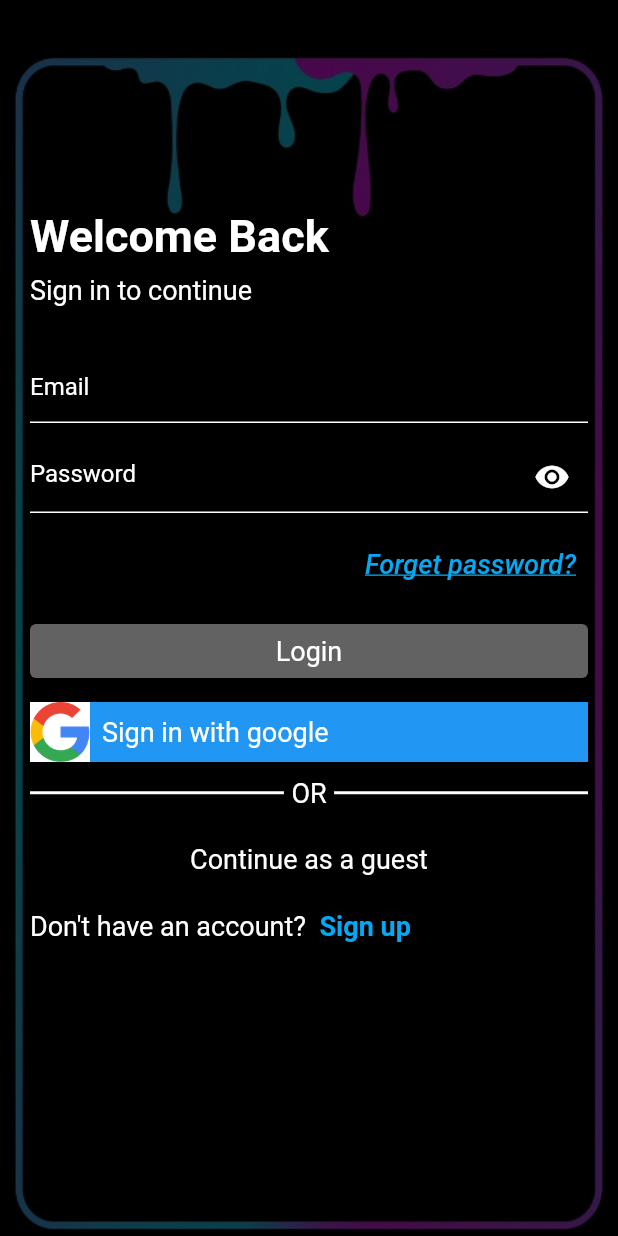
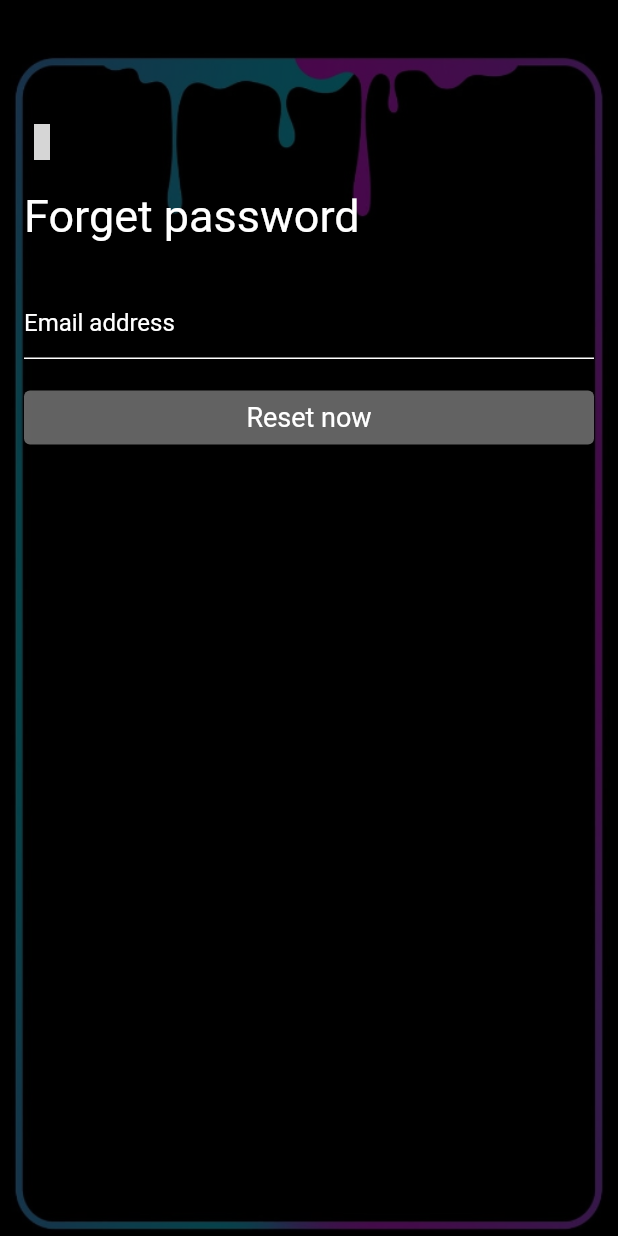
Before and after one commit to KiraKami-dev/flutter_3, a Flutter app: the screen it shows after launch, after a tap on "Forget password?", on a phone screen of 412 x 824 dp. Run offline on Flutter 3.47's test engine with Material 2 defaults, Android fonts, the phone set to English and light mode, and no system bars; drawn by our look-alikes of card_swiper; our stand-ins replace badges, fancy_shimmer_image, flutter_iconly, shared_preferences; grey boxes are pictures that could not be loaded.

Commit message:
Forget Password

```diff
--- a/grocery_app/lib/main.dart
+++ b/grocery_app/lib/main.dart
@@ -3,6 +3,7 @@ import 'package:grocery_app/inner_screens/feed_screen.dart';
 import 'package:grocery_app/inner_screens/on_sale_screen.dart';
 import 'package:grocery_app/inner_screens/product_details.dart';
 import 'package:grocery_app/provider/dark_theme_provider.dart';
+import 'package:grocery_app/screens/auth/forget_pass.dart';
 import 'package:grocery_app/screens/auth/login.dart';
 import 'package:grocery_app/screens/auth/register.dart';
 import 'package:grocery_app/screens/btm_bar.dart';
@@ -63,6 +64,7 @@ class _MyAppState extends State<MyApp> {
             ViewedRecentlyScreen.routeName:(ctx)=> const ViewedRecentlyScreen(),
             LoginScreen.routeName:(ctx)=> const LoginScreen(),
             RegisterScreen.routeName:(ctx)=> const RegisterScreen(),
+            ForgetPasswordScreen.routeName:(ctx)=> const ForgetPasswordScreen(),
           },
         );
       }),
--- /dev/null
+++ b/grocery_app/lib/screens/auth/forget_pass.dart
@@ -0,0 +1,111 @@
+import 'package:card_swiper/card_swiper.dart';
+import 'package:flutter/material.dart';
+import 'package:flutter_iconly/flutter_iconly.dart';
+import 'package:grocery_app/widgets/back_widget.dart';
+
+
+import '../../consts/conts.dart';
+import '../../widgets/auth_button.dart';
+import '../../widgets/text_widget.dart';
+import '../../widgets/utils.dart';
+
+class ForgetPasswordScreen extends StatefulWidget {
+  static const routeName = '/ForgetPasswordScreen';
+  const ForgetPasswordScreen({Key? key}) : super(key: key);
+
+  @override
+  _ForgetPasswordScreenState createState() => _ForgetPasswordScreenState();
+}
+
+class _ForgetPasswordScreenState extends State<ForgetPasswordScreen> {
+  final _emailTextController = TextEditingController();
+  // bool _isLoading = false;
+  @override
+  void dispose() {
+    _emailTextController.dispose();
+
+    super.dispose();
+  }
+
+  void _forgetPassFCT() async {}
+
+  @override
+  Widget build(BuildContext context) {
+    Size size = Utils(context).getsize;
+    return Scaffold(
+
+      // backgroundColor: Colors.blue,
+      body: Stack(
+        children: [
+          Swiper(
+            itemBuilder: (BuildContext context, int index) {
+              return Image.asset(
+                Conts.authImagesPaths[index],
+                fit: BoxFit.cover,
+              );
+            },
+            autoplay: true,
+            itemCount: Conts.authImagesPaths.length,
+
+            // control: const SwiperControl(),
+          ),
+          Container(
+            color: Colors.black.withOpacity(0.7),
+          ),
+          Padding(
+            padding: const EdgeInsets.symmetric(
+              horizontal: 16,
+            ),
+            child: Column(
+              crossAxisAlignment: CrossAxisAlignment.start,
+              children: [
+                SizedBox(
+                  height: size.height * 0.1,
+                ),
+                const BackWidget(),
+                const SizedBox(
+                  height: 20,
+                ),
+                TextWidget(
+                  text: 'Forget password',
+                  color: Colors.white,
+                  textSize: 30,
+                ),
+                const SizedBox(
+                  height: 30,
+                ),
+
+                TextField(
+                  controller: _emailTextController,
+                  style: const TextStyle(color: Colors.white),
+                  decoration: const InputDecoration(
+                    hintText: 'Email address',
+                    hintStyle: TextStyle(color: Colors.white),
+                    enabledBorder: UnderlineInputBorder(
+                      borderSide: BorderSide(color: Colors.white),
+                    ),
+                    focusedBorder: UnderlineInputBorder(
+                      borderSide: BorderSide(color: Colors.white),
+                    ),
+                    errorBorder: UnderlineInputBorder(
+                      borderSide: BorderSide(color: Colors.red),
+                    ),
+                  ),
+                ),
+                const SizedBox(
+                  height: 15,
+                ),
+                AuthButton(
+                  buttonText: 'Reset now',
+                  fct: () {
+                    _forgetPassFCT();
+                  },
+                ),
+              ],
+            ),
+          ),
+        ],
+      ),
+    );
+  }
+}
--- a/grocery_app/lib/screens/auth/login.dart
+++ b/grocery_app/lib/screens/auth/login.dart
@@ -1,6 +1,7 @@
 import 'package:card_swiper/card_swiper.dart';
 import 'package:flutter/gestures.dart';
 import 'package:flutter/material.dart';
+import 'package:grocery_app/screens/auth/forget_pass.dart';
 import 'package:grocery_app/screens/auth/register.dart';
 import 'package:grocery_app/services/global_methods.dart';
 import '../../consts/conts.dart';
@@ -169,7 +170,11 @@ class _LoginScreenState extends State<LoginScreen> {
                 Align(
                   alignment: Alignment.topRight,
                   child: TextButton(
-                    onPressed: () {},
+                    onPressed: () {
+                      GlobalMethod.navigateTo(
+                          ctx: context,
+                          routeName: ForgetPasswordScreen.routeName);
+                    },
                     child: const Text(
                       'Forget password?',
                       maxLines: 1,
```
